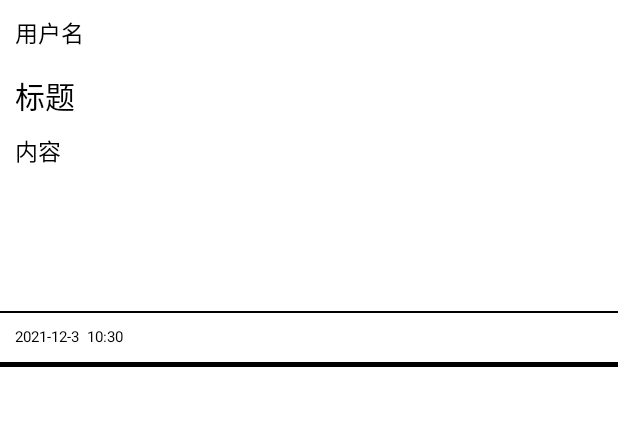
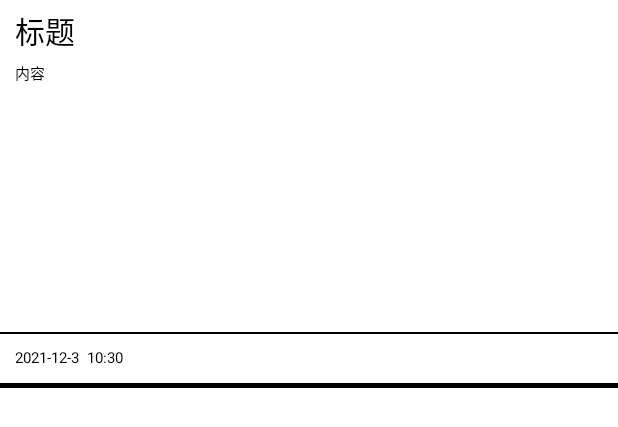
Before and after one commit to TiaTheFairy/JCircle, an Android app: the layout list_item.xml on its own in the app's theme, with its tools: preview values and no code run, on a phone screen of 412 x 824 dp. Shown: the top 427 px of the screen. Run offline under Robolectric (Android 15) with nearby library versions, the phone set to English and light mode, and no system bars.

Commit message:
news alter

```diff
--- a/app/src/main/res/layout/list_item.xml
+++ b/app/src/main/res/layout/list_item.xml
@@ -4,23 +4,11 @@
     android:layout_height="match_parent">
 
     <TextView
-        android:id="@+id/uName"
-        android:layout_width="wrap_content"
-        android:layout_height="wrap_content"
-        android:layout_marginStart="10dp"
-        android:layout_marginTop="10dp"
-        android:layout_marginEnd="10dp"
-        android:layout_marginBottom="10dp"
-        android:text="用户名"
-        android:textSize="15sp"
-        android:textColor="@color/black"/>
-    <TextView
         android:layout_width="match_parent"
         android:layout_height="wrap_content"
         android:layout_marginTop="5dp"
         android:textSize="20sp"
         android:id="@+id/title"
-        android:layout_below="@+id/uName"
         android:text="标题"
         android:layout_marginStart="10dp"
         android:layout_marginEnd="10dp"
@@ -31,17 +19,17 @@
         android:layout_height="wrap_content"
         android:layout_below="@id/title"
         android:layout_marginStart="10dp"
-        android:layout_marginTop="10dp"
+        android:layout_marginTop="5dp"
         android:layout_marginEnd="10dp"
         android:layout_marginBottom="10dp"
         android:text="内容"
         android:textColor="@color/black"
-        android:textSize="15sp" />
+        android:textSize="10sp" />
 
     <ImageView
         android:id="@+id/R_picture"
         android:layout_width="match_parent"
-        android:layout_height="80dp"
+        android:layout_height="150dp"
         android:layout_below="@id/details"
         android:layout_marginStart="10dp"
         android:layout_marginEnd="10dp"
```
